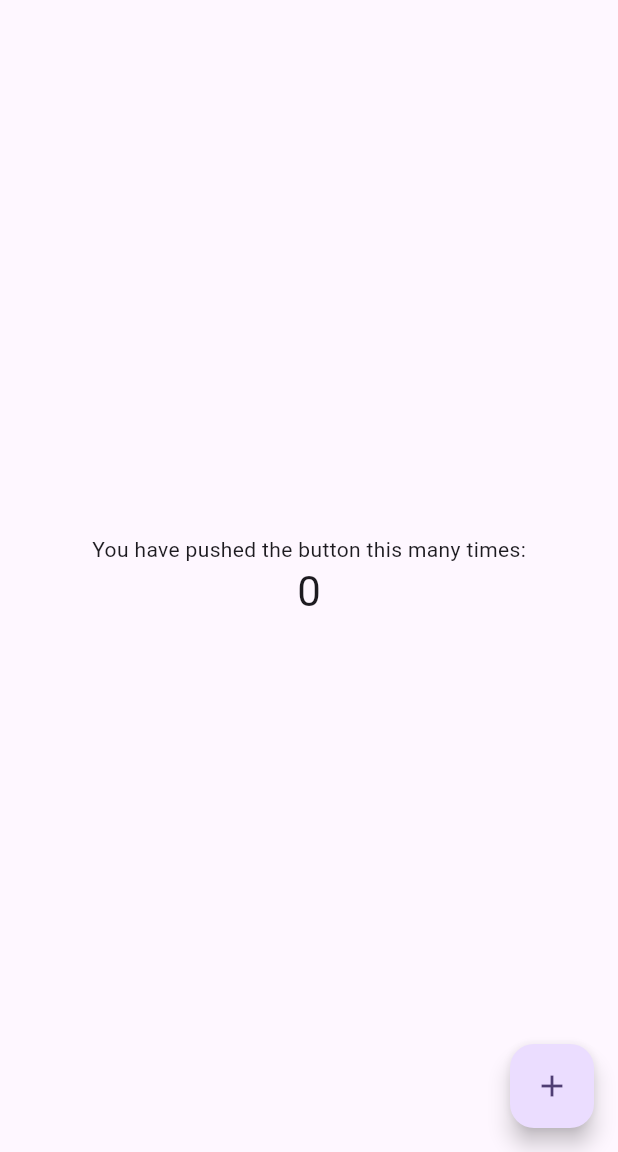
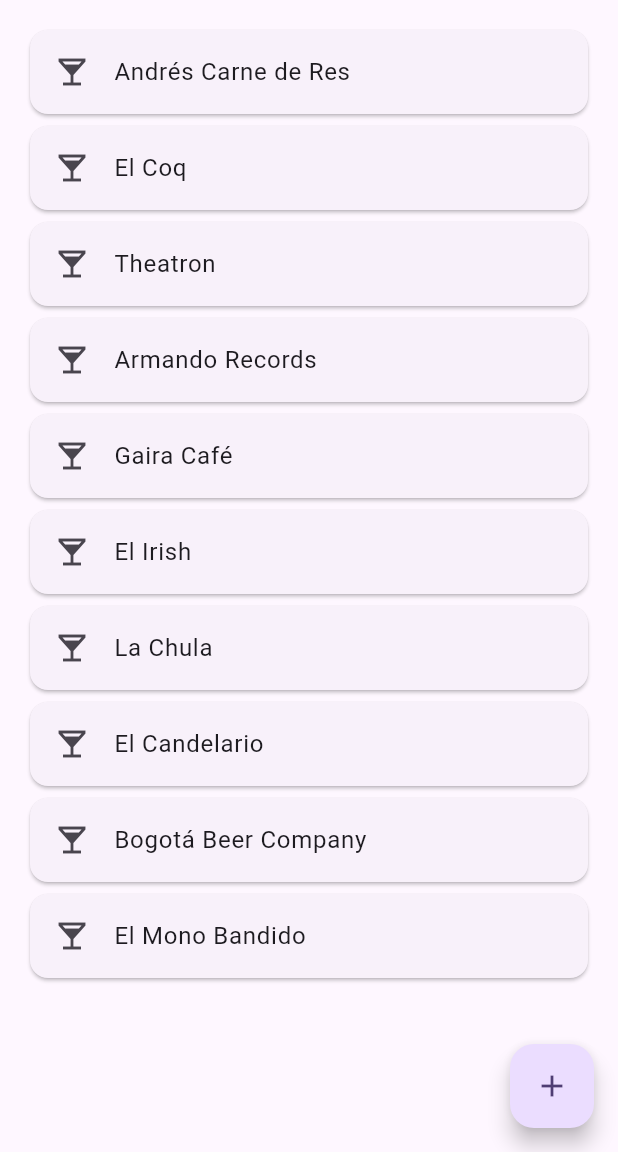
Before and after one commit to AndreSSS1022/Quiz1, a Flutter app: the screen it shows after launch, on a phone screen of 412 x 824 dp, the part 84-1236 px from its top. Run offline on Flutter 3.47's test engine with Material 3 defaults, Android fonts, the phone set to English and light mode, and no system bars.

Commit message:
Commit: Agregar lugares/bares

```diff
--- a/quiz1/lib/main.dart
+++ b/quiz1/lib/main.dart
@@ -53,16 +53,52 @@ class MyHomePage extends StatefulWidget {
   State<MyHomePage> createState() => _MyHomePageState();
 }
 
-
 class _MyHomePageState extends State<MyHomePage> {
   int _counter = 0;
   bool _isSearching = false;
   final TextEditingController _searchController = TextEditingController();
 
+  // 1. Lista de bares
+  final List<String> _bares = [
+    'Andrés Carne de Res',
+    'El Coq',
+    'Theatron',
+    'Armando Records',
+    'Gaira Café',
+    'El Irish',
+    'La Chula',
+    'El Candelario',
+    'Bogotá Beer Company',
+    'El Mono Bandido',
+  ];
+
+  // 2. Método para filtrar bares
+  List<String> get _baresFiltrados {
+    if (_searchController.text.isEmpty) return _bares;
+    return _bares
+        .where((bar) => bar.toLowerCase().contains(_searchController.text.toLowerCase()))
+        .toList();
+  }
+
   void _incrementCounter() {
     setState(() {
       _counter++;
     });
+  }
+
+  @override
+  void initState() {
+    super.initState();
+    // 3. Escuchar cambios en el buscador para actualizar la lista
+    _searchController.addListener(() {
+      setState(() {});
+    });
+  }
+
+  @override
+  void dispose() {
+    _searchController.dispose();
+    super.dispose();
   }
 
   @override
@@ -103,18 +139,17 @@ class _MyHomePageState extends State<MyHomePage> {
           ),
         ],
       ),
-      body: Center(
-        child: Column(
-          mainAxisAlignment: MainAxisAlignment.center,
-          children: <Widget>[
-            // Puedes eliminar el buscador de aquí si ya no lo quieres en el body
-            const Text('You have pushed the button this many times:'),
-            Text(
-              '$_counter',
-              style: Theme.of(context).textTheme.headlineMedium,
+      body: ListView.builder(
+        padding: const EdgeInsets.all(16),
+        itemCount: _baresFiltrados.length,
+        itemBuilder: (context, index) {
+          return Card(
+            child: ListTile(
+              title: Text(_baresFiltrados[index]),
+              leading: Icon(Icons.local_bar),
             ),
-          ],
-        ),
+          );
+        },
       ),
       floatingActionButton: FloatingActionButton(
         onPressed: _incrementCounter,
```
